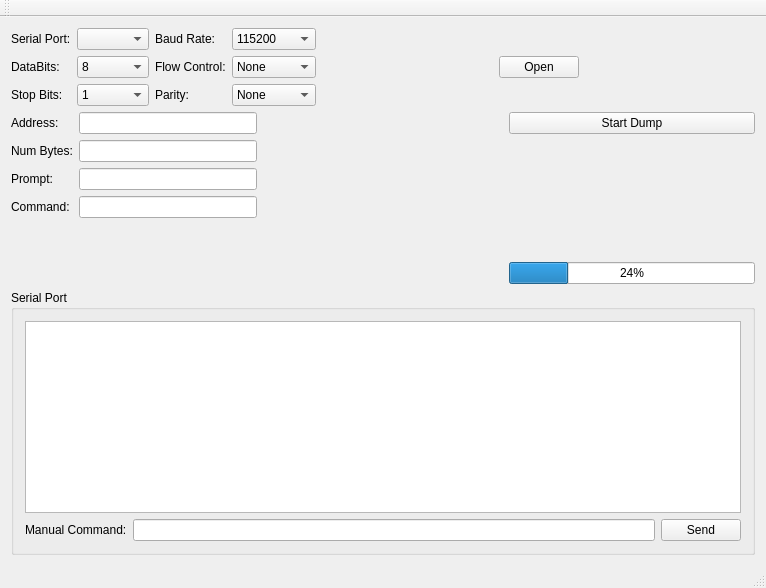
First picture: the form in utils/ubootDump2Bin/interactiveDumper/mainwindow.ui, repository mwales/security, before the edit.
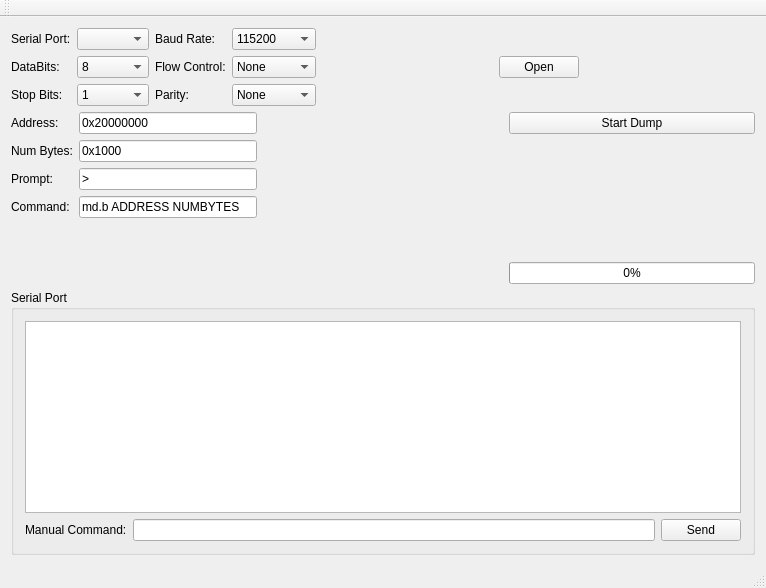
Second picture: the form after the edit.

Diff of the .ui file:
```diff
--- a/utils/ubootDump2Bin/interactiveDumper/mainwindow.ui
+++ b/utils/ubootDump2Bin/interactiveDumper/mainwindow.ui
@@ -238,7 +238,11 @@
          </widget>
         </item>
         <item row="0" column="1">
-         <widget class="QLineEdit" name="theAddressLineEdit"/>
+         <widget class="QLineEdit" name="theAddressLineEdit">
+          <property name="text">
+           <string>0x20000000</string>
+          </property>
+         </widget>
         </item>
         <item row="1" column="0">
          <widget class="QLabel" name="label_10">
@@ -248,7 +252,11 @@
          </widget>
         </item>
         <item row="1" column="1">
-         <widget class="QLineEdit" name="theNumBytesLineEdit"/>
+         <widget class="QLineEdit" name="theNumBytesLineEdit">
+          <property name="text">
+           <string>0x1000</string>
+          </property>
+         </widget>
         </item>
         <item row="2" column="0">
          <widget class="QLabel" name="label_8">
@@ -258,7 +266,11 @@
          </widget>
         </item>
         <item row="2" column="1">
-         <widget class="QLineEdit" name="thePromptLineEdit"/>
+         <widget class="QLineEdit" name="thePromptLineEdit">
+          <property name="text">
+           <string>&gt;</string>
+          </property>
+         </widget>
         </item>
         <item row="3" column="0">
          <widget class="QLabel" name="label_9">
@@ -268,7 +280,11 @@
          </widget>
         </item>
         <item row="3" column="1">
-         <widget class="QLineEdit" name="theCommandLineEdit"/>
+         <widget class="QLineEdit" name="theCommandLineEdit">
+          <property name="text">
+           <string>md.b ADDRESS NUMBYTES</string>
+          </property>
+         </widget>
         </item>
        </layout>
       </item>
@@ -310,7 +326,7 @@
         <item>
          <widget class="QProgressBar" name="theDumpProgressBar">
           <property name="value">
-           <number>24</number>
+           <number>0</number>
           </property>
          </widget>
         </item>
```
